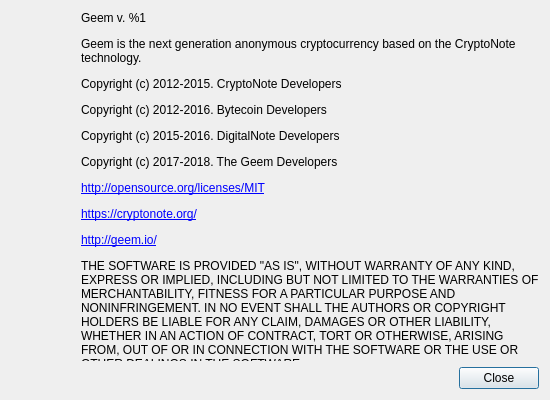
Before: the Qt Designer form src/gui/ui/aboutdialog.ui in geemcoin/geemwallet, drawn with Qt 5.
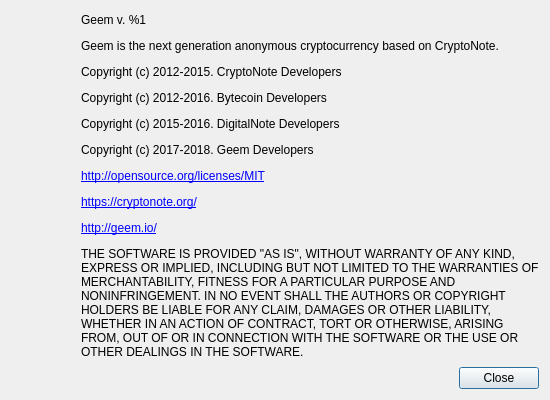
After: the same form once the commit is applied. Icons and pictures are not drawn.

```diff
--- a/src/gui/ui/aboutdialog.ui
+++ b/src/gui/ui/aboutdialog.ui
@@ -98,7 +98,7 @@
         </size>
        </property>
        <property name="text">
-        <string>&lt;html&gt;&lt;head/&gt;&lt;body&gt;&lt;p&gt;Geem v. %1&lt;/p&gt;&lt;p&gt;Geem is the next generation anonymous cryptocurrency based on the CryptoNote technology.&lt;/p&gt;&lt;p&gt;Copyright (c) 2012-2015. CryptoNote Developers&lt;/p&gt;&lt;p&gt;Copyright (c) 2012-2016. Bytecoin Developers&lt;/p&gt;&lt;p&gt;Copyright (c) 2015-2016. DigitalNote Developers&lt;/p&gt;&lt;p&gt;Copyright (c) 2017-2018. The Geem Developers&lt;/p&gt;&lt;p&gt;&lt;a href=&quot;http://opensource.org/licenses/MIT&quot;&gt;&lt;span style=&quot; text-decoration: underline; color:#0000ff;&quot;&gt;http://opensource.org/licenses/MIT&lt;/span&gt;&lt;/a&gt;&lt;/p&gt;&lt;p&gt;&lt;a href=&quot;https://cryptonote.org/&quot;&gt;&lt;span style=&quot; text-decoration: underline; color:#0000ff;&quot;&gt;https://cryptonote.org/&lt;/span&gt;&lt;/a&gt;&lt;/p&gt;&lt;p&gt;&lt;a href=&quot;http://geem.io/&quot;&gt;&lt;span style=&quot; text-decoration: underline; color:#0000ff;&quot;&gt;http://geem.io/&lt;/span&gt;&lt;/a&gt;&lt;/p&gt;&lt;p&gt;THE SOFTWARE IS PROVIDED &amp;quot;AS IS&amp;quot;, WITHOUT WARRANTY OF ANY KIND, EXPRESS OR IMPLIED, INCLUDING BUT NOT LIMITED TO THE WARRANTIES OF MERCHANTABILITY, FITNESS FOR A PARTICULAR PURPOSE AND NONINFRINGEMENT. IN NO EVENT SHALL THE AUTHORS OR COPYRIGHT HOLDERS BE LIABLE FOR ANY CLAIM, DAMAGES OR OTHER LIABILITY, WHETHER IN AN ACTION OF CONTRACT, TORT OR OTHERWISE, ARISING FROM, OUT OF OR IN CONNECTION WITH THE SOFTWARE OR THE USE OR OTHER DEALINGS IN THE SOFTWARE.&lt;/p&gt;&lt;/body&gt;&lt;/html&gt;</string>
+        <string>&lt;html&gt;&lt;head/&gt;&lt;body&gt;&lt;p&gt;Geem v. %1&lt;/p&gt;&lt;p&gt;Geem is the next generation anonymous cryptocurrency based on CryptoNote.&lt;/p&gt;&lt;p&gt;Copyright (c) 2012-2015. CryptoNote Developers&lt;/p&gt;&lt;p&gt;Copyright (c) 2012-2016. Bytecoin Developers&lt;/p&gt;&lt;p&gt;Copyright (c) 2015-2016. DigitalNote Developers&lt;/p&gt;&lt;p&gt;Copyright (c) 2017-2018. Geem Developers&lt;/p&gt;&lt;p&gt;&lt;a href=&quot;http://opensource.org/licenses/MIT&quot;&gt;&lt;span style=&quot; text-decoration: underline; color:#0000ff;&quot;&gt;http://opensource.org/licenses/MIT&lt;/span&gt;&lt;/a&gt;&lt;/p&gt;&lt;p&gt;&lt;a href=&quot;https://cryptonote.org/&quot;&gt;&lt;span style=&quot; text-decoration: underline; color:#0000ff;&quot;&gt;https://cryptonote.org/&lt;/span&gt;&lt;/a&gt;&lt;/p&gt;&lt;p&gt;&lt;a href=&quot;http://geem.io/&quot;&gt;&lt;span style=&quot; text-decoration: underline; color:#0000ff;&quot;&gt;http://geem.io/&lt;/span&gt;&lt;/a&gt;&lt;/p&gt;&lt;p&gt;THE SOFTWARE IS PROVIDED &amp;quot;AS IS&amp;quot;, WITHOUT WARRANTY OF ANY KIND, EXPRESS OR IMPLIED, INCLUDING BUT NOT LIMITED TO THE WARRANTIES OF MERCHANTABILITY, FITNESS FOR A PARTICULAR PURPOSE AND NONINFRINGEMENT. IN NO EVENT SHALL THE AUTHORS OR COPYRIGHT HOLDERS BE LIABLE FOR ANY CLAIM, DAMAGES OR OTHER LIABILITY, WHETHER IN AN ACTION OF CONTRACT, TORT OR OTHERWISE, ARISING FROM, OUT OF OR IN CONNECTION WITH THE SOFTWARE OR THE USE OR OTHER DEALINGS IN THE SOFTWARE.&lt;/p&gt;&lt;/body&gt;&lt;/html&gt;</string>
        </property>
        <property name="textFormat">
         <enum>Qt::RichText</enum>
```
Left out of the diff: 2 changed lines with no effect on the pictures.
